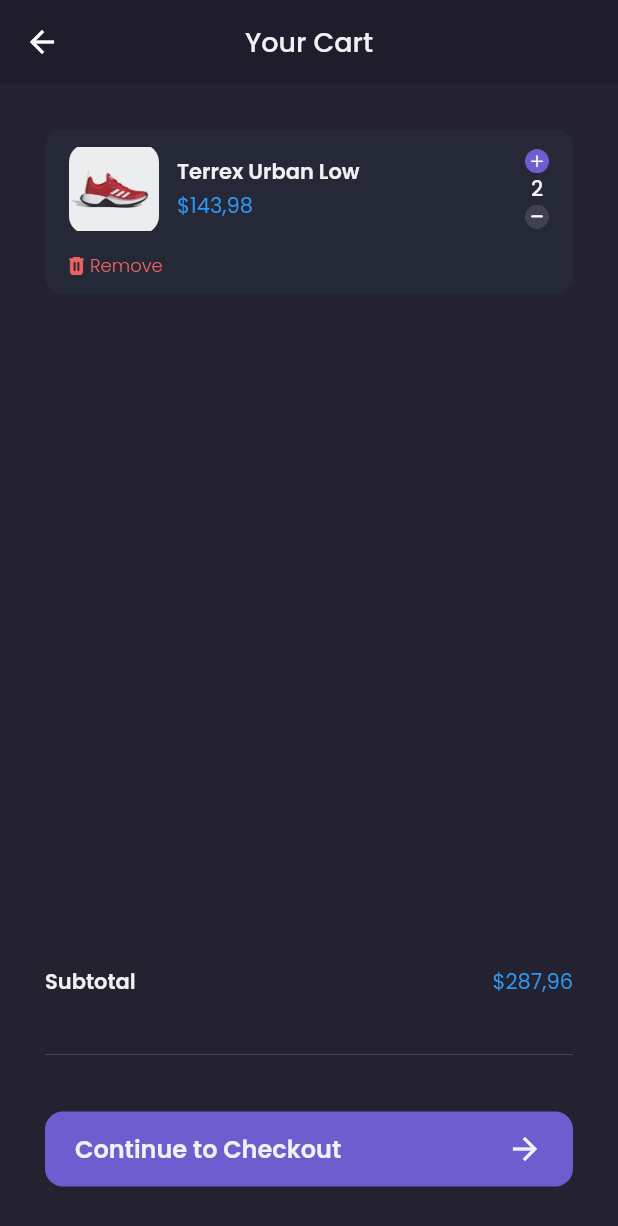
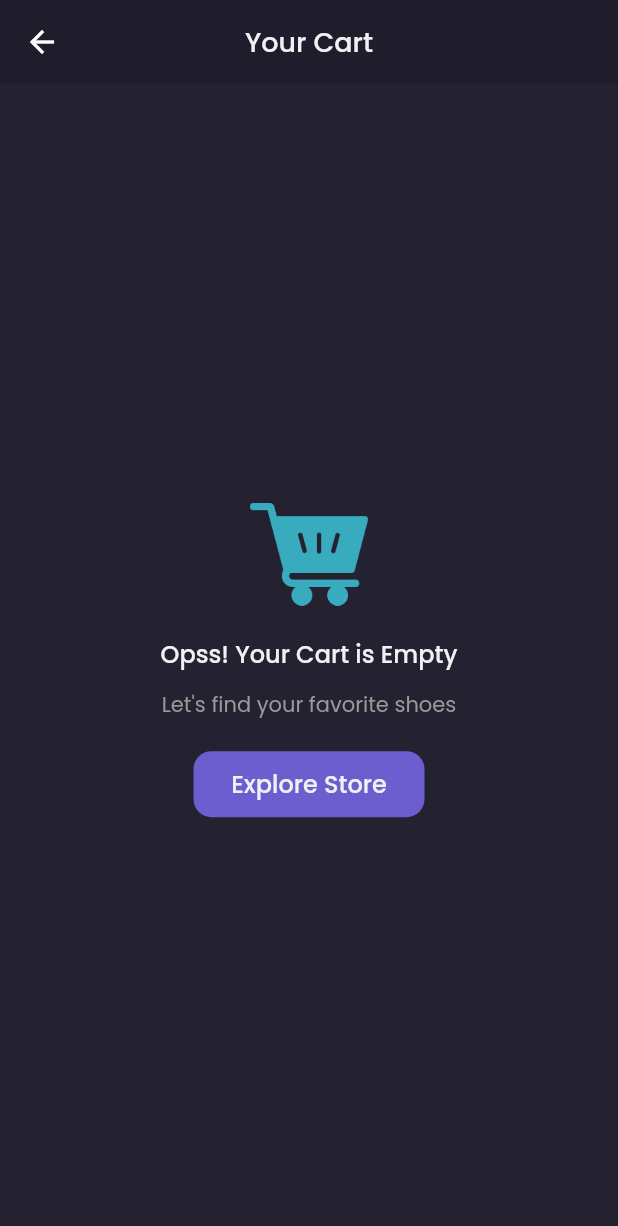
Before and after one commit to yosadade/shamo, a Flutter app: the CartPage screen opened by its route, on a phone screen of 412 x 824 dp. Shown: the top 1226 px of the screen. Run offline on Flutter 3.47's test engine with Material 2 defaults, Android fonts, the phone set to English and light mode, and no system bars; our stand-ins replace google_fonts; accounts and stored records are empty; network calls fail.

Commit message:
Menampilkan Cart Secara Dinamis Pada Checkout Page

```diff
--- a/lib/main.dart
+++ b/lib/main.dart
@@ -12,6 +12,7 @@ import 'package:shamo/pages/splash_page.dart';
 import 'package:shamo/providers/auth_provider.dart';
 import 'package:shamo/providers/product_provider.dart';
 import 'package:shamo/providers/wishlist_provider.dart';
+import 'package:shamo/providers/cart_provider.dart';
 
 
 void main() {
@@ -26,6 +27,7 @@ class MyApp extends StatelessWidget {
         ChangeNotifierProvider(create: (context) => AuthProvider(),),
         ChangeNotifierProvider(create: (context) => ProductProvider(),),
          ChangeNotifierProvider(create: (context) => WishlistProvider(),),
+         ChangeNotifierProvider(create: (context) => CartProvider(),),
       ],
           child: MaterialApp(
         debugShowCheckedModeBanner: false,
--- /dev/null
+++ b/lib/models/cart_model.dart
@@ -0,0 +1,30 @@
+import 'package:shamo/models/product_model.dart';
+
+class CartModel {
+  int? id;
+  ProductModel? product;
+  int? quantity;
+
+  CartModel({
+    this.id, this.product, this.quantity
+  });
+
+  CartModel.fromJson(Map<String, dynamic>json){
+    id = json['id'];
+    product = ProductModel.fromJson(json['product']);
+    quantity = json['quantity'];
+  }
+
+  Map<String, dynamic> toJson(){
+    return {
+      'id': id,
+      'product': product!.toJson(),
+      'quantity': quantity,
+    };
+  }
+
+  double getTotalPrice() {
+    return product!.price! * quantity!;
+  }
+
+}
--- a/lib/pages/cart_page.dart
+++ b/lib/pages/cart_page.dart
@@ -1,10 +1,15 @@
 import 'package:flutter/material.dart';
+import 'package:provider/provider.dart';
+import 'package:shamo/providers/cart_provider.dart';
 import 'package:shamo/theme.dart';
-import 'package:shamo/widgets/card_cart.dart';
+import 'package:shamo/widgets/cart_card.dart';
 
 class CartPage extends StatelessWidget {
   @override
   Widget build(BuildContext context) {
+
+    CartProvider cartProvider = Provider.of<CartProvider>(context);
+
     Widget emptyCart() {
       return Center(
         child: Column(
@@ -50,9 +55,7 @@ class CartPage extends StatelessWidget {
     Widget content() {
       return ListView(
         padding: EdgeInsets.symmetric(horizontal: defaultMargin),
-        children: [
-          CartCard(),
-        ],
+        children: cartProvider.carts.map((cart) => CartCard(cart)).toList()
       );
     }
 
@@ -68,7 +71,7 @@ class CartPage extends StatelessWidget {
                 Text('Subtotal',
                     style: primaryTextStyle.copyWith(
                         fontSize: 14, fontWeight: semiBold)),
-                Text('\$287,96',
+                Text('\$${cartProvider.totalPrice()}',
                     style: priceTextStyle.copyWith(
                         fontSize: 14, fontWeight: regular)),
               ],
@@ -121,8 +124,8 @@ class CartPage extends StatelessWidget {
         ),
         elevation: 0,
       ),
-      body: content(),
-      bottomNavigationBar: customBottomNav(),
+      body: cartProvider.carts.length == 0 ? emptyCart() :content(),
+      bottomNavigationBar: cartProvider.carts.length == 0 ? SizedBox() : customBottomNav(),
     );
   }
 }
--- a/lib/widgets/card_cart.dart
+++ b/lib/widgets/cart_card.dart
@@ -1,9 +1,17 @@
 import 'package:flutter/material.dart';
+import 'package:provider/provider.dart';
+import 'package:shamo/models/cart_model.dart';
+import 'package:shamo/providers/cart_provider.dart';
 import 'package:shamo/theme.dart';
 
 class CartCard extends StatelessWidget {
+  final CartModel cart;
+  CartCard(this.cart);
+
   @override
   Widget build(BuildContext context) {
+    CartProvider cartProvider = Provider.of<CartProvider>(context);
+
     return Container(
       margin: EdgeInsets.only(top: defaultMargin),
       decoration: BoxDecoration(
@@ -20,7 +28,7 @@ class CartCard extends StatelessWidget {
               decoration: BoxDecoration(
                   borderRadius: BorderRadius.circular(12),
                   image: DecorationImage(
-                      image: AssetImage('assets/image_shoes.png'))),
+                      image: NetworkImage(cart.product!.galleries![0].url))),
             ),
             SizedBox(width: 12),
             Expanded(
@@ -28,13 +36,13 @@ class CartCard extends StatelessWidget {
                 crossAxisAlignment: CrossAxisAlignment.start,
                 children: [
                   Text(
-                    'Terrex Urban Low',
+                    cart.product!.name!,
                     style: primaryTextStyle.copyWith(
                         fontSize: 14, fontWeight: semiBold),
                   ),
                   SizedBox(height: 2),
                   Text(
-                    '\$143,98',
+                    '\$${cart.product!.price}',
                     style: priceTextStyle.copyWith(
                         fontSize: 14, fontWeight: regular),
                   ),
@@ -44,17 +52,21 @@ class CartCard extends StatelessWidget {
             Column(
               children: [
                 GestureDetector(
-                    onTap: () {},
+                    onTap: () {
+                      cartProvider.addQuantity(cart.id!);
+                    },
                     child: Image.asset('assets/button_add.png', width: 16)),
                 SizedBox(width: 2),
                 Text(
-                  '2',
+                  cart.quantity.toString(),
                   style: primaryTextStyle.copyWith(
                       fontSize: 14, fontWeight: medium),
                 ),
                 SizedBox(width: 2),
                 GestureDetector(
-                    onTap: () {},
+                    onTap: () {
+                      cartProvider.reduceQuantity(cart.id!);
+                    },
                     child: Image.asset('assets/button_min.png', width: 16)),
               ],
             )
@@ -63,7 +75,11 @@ class CartCard extends StatelessWidget {
         SizedBox(
           height: 12,
         ),
-        Row(
+        GestureDetector(
+          onTap: () {
+            cartProvider.removeCart(cart.id!);
+          },
+          child: Row(
             children: [
               Image.asset(
                 'assets/icon_trash.png',
@@ -72,8 +88,11 @@ class CartCard extends StatelessWidget {
               SizedBox(
                 width: 4,
               ),
-            Text('Remove', style: alertTextStyle.copyWith(fontSize: 12, fontWeight: light)),
+              Text('Remove',
+                  style:
+                      alertTextStyle.copyWith(fontSize: 12, fontWeight: light)),
             ],
+          ),
         )
       ]),
     );
--- a/lib/widgets/checkout_card.dart
+++ b/lib/widgets/checkout_card.dart
@@ -1,7 +1,12 @@
 import 'package:flutter/material.dart';
+import 'package:shamo/models/cart_model.dart';
 import 'package:shamo/theme.dart';
 
 class CheckoutCard extends StatelessWidget {
+
+  final CartModel cart;
+  CheckoutCard(this.cart);
+
   @override
   Widget build(BuildContext context) {
     return Container(
@@ -20,7 +25,7 @@ class CheckoutCard extends StatelessWidget {
               decoration: BoxDecoration(
                   borderRadius: BorderRadius.circular(12),
                   image: DecorationImage(
-                      image: AssetImage('assets/image_shoes.png'))),
+                      image: NetworkImage(cart.product!.galleries![0].url))),
             ),
             SizedBox(width: 12),
             Expanded(
@@ -28,14 +33,14 @@ class CheckoutCard extends StatelessWidget {
                 crossAxisAlignment: CrossAxisAlignment.start,
                 children: [
                   Text(
-                    'Terrex Urban Low',
+                    cart.product!.name!,
                     style: primaryTextStyle.copyWith(
                         fontSize: 14, fontWeight: semiBold),
                     overflow: TextOverflow.ellipsis,
                   ),
                   SizedBox(height: 2),
                   Text(
-                    '\$143,98',
+                    '\$${cart.product!.price}',
                     style: priceTextStyle.copyWith(
                         fontSize: 14, fontWeight: regular),
                   ),
@@ -43,7 +48,7 @@ class CheckoutCard extends StatelessWidget {
               ),
             ),
             SizedBox(width: 12),
-            Text('2 items',
+            Text('${cart.quantity} items',
                 style: secondaryTextStyle.copyWith(
                     fontSize: 12, fontWeight: regular))
           ],
```
Also changed, not shown: lib/pages/checkout_page.dart (+22 -13 lines), lib/pages/product_page.dart (+6 -1 lines), lib/providers/cart_provider.dart (added, +76 -0 lines). Lines whose indentation alone changed are shown as unchanged.
